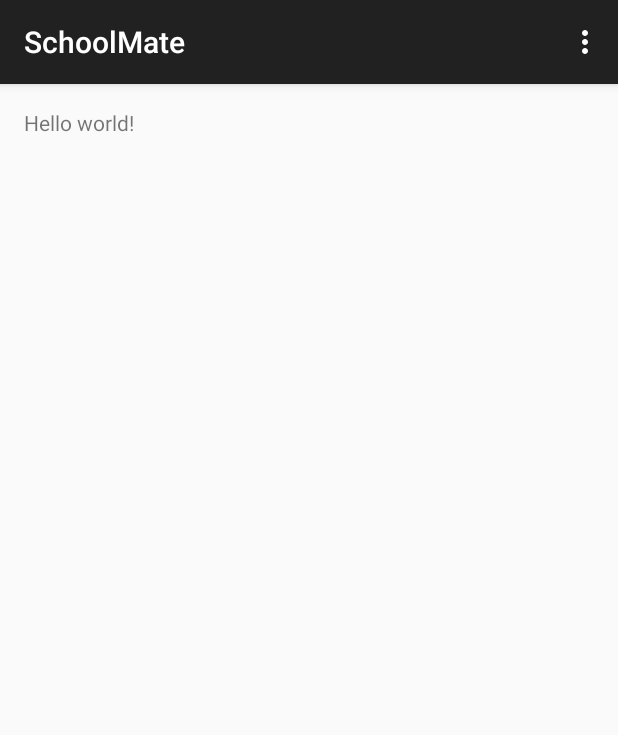
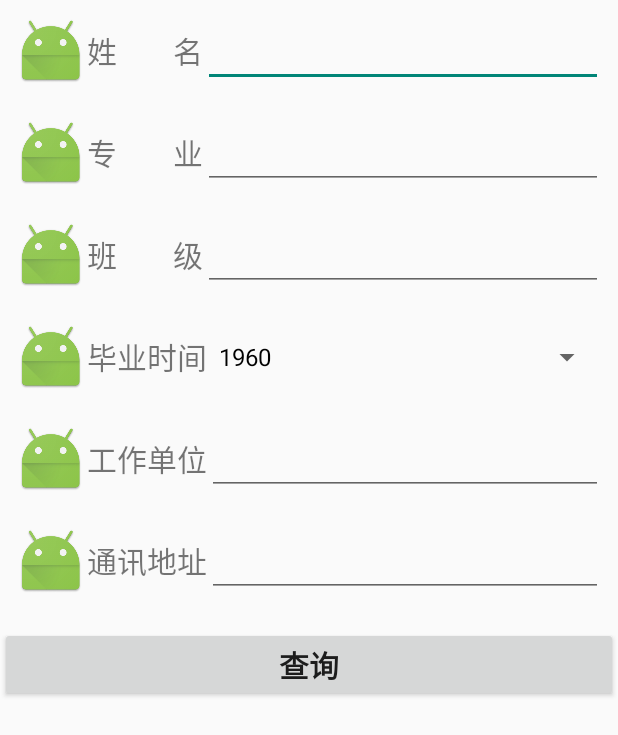
Before and after one commit to sherlockkk/SchoolMate-JXUST, an Android app: the screen it shows after launch (MainActivity), on a phone screen of 412 x 824 dp. Shown: the top 735 px of the screen. Run offline under Robolectric (Android 15) with nearby library versions, the phone set to English and light mode, and no system bars.

Commit message:
完成主界面的绘制

```diff
--- a/app/build.gradle
+++ b/app/build.gradle
@@ -22,4 +22,5 @@ android {
 dependencies {
     compile fileTree(dir: 'libs', include: ['*.jar'])
     compile 'com.android.support:appcompat-v7:23.1.0'
+    compile files('libs/WelikeAndroid_V1.1.jar')
 }
--- a/app/src/main/AndroidManifest.xml
+++ b/app/src/main/AndroidManifest.xml
@@ -8,7 +8,7 @@
         android:label="@string/app_name"
         android:theme="@style/AppTheme" >
         <activity
-            android:name=".MainActivity"
+            android:name=".activity.MainActivity"
             android:label="@string/app_name" >
             <intent-filter>
                 <action android:name="android.intent.action.MAIN" />
--- a/app/src/main/java/com/alpha/schoolmate/MainActivity.java
+++ /dev/null
@@ -1,37 +0,0 @@
-package com.alpha.schoolmate;
-
-import android.support.v7.app.AppCompatActivity;
-import android.os.Bundle;
-import android.view.Menu;
-import android.view.MenuItem;
-
-public class MainActivity extends AppCompatActivity {
-
-    @Override
-    protected void onCreate(Bundle savedInstanceState) {
-        super.onCreate(savedInstanceState);
-        setContentView(R.layout.activity_main);
-    }
-
-    @Override
-    public boolean onCreateOptionsMenu(Menu menu) {
-        // Inflate the menu; this adds items to the action bar if it is present.
-        getMenuInflater().inflate(R.menu.menu_main, menu);
-        return true;
-    }
-
-    @Override
-    public boolean onOptionsItemSelected(MenuItem item) {
-        // Handle action bar item clicks here. The action bar will
-        // automatically handle clicks on the Home/Up button, so long
-        // as you specify a parent activity in AndroidManifest.xml.
-        int id = item.getItemId();
-
-        //noinspection SimplifiableIfStatement
-        if (id == R.id.action_settings) {
-            return true;
-        }
-
-        return super.onOptionsItemSelected(item);
-    }
-}
--- a/app/src/main/res/layout/activity_main.xml
+++ b/app/src/main/res/layout/activity_main.xml
@@ -1,11 +1,133 @@
-<RelativeLayout xmlns:android="http://schemas.android.com/apk/res/android"
-    xmlns:tools="http://schemas.android.com/tools" android:layout_width="match_parent"
-    android:layout_height="match_parent" android:paddingLeft="@dimen/activity_horizontal_margin"
-    android:paddingRight="@dimen/activity_horizontal_margin"
-    android:paddingTop="@dimen/activity_vertical_margin"
-    android:paddingBottom="@dimen/activity_vertical_margin" tools:context=".MainActivity">
+<?xml version="1.0" encoding="utf-8"?>
+<LinearLayout xmlns:android="http://schemas.android.com/apk/res/android"
+    android:layout_width="match_parent"
+    android:layout_height="match_parent"
+    android:orientation="vertical" >
+    <LinearLayout
+        android:layout_width="match_parent"
+        android:layout_height="wrap_content"
+        android:layout_margin="10dp">
+        <ImageView
+            android:layout_width="wrap_content"
+            android:layout_height="wrap_content"
+            android:background="@mipmap/ic_launcher"/>
+        <TextView
+            android:layout_width="wrap_content"
+            android:layout_height="wrap_content"
+            android:layout_gravity="center_vertical"
+            android:text="姓        名"
+            android:textSize="20sp"/>
+        <EditText
+            android:layout_width="match_parent"
+            android:layout_height="match_parent"/>
+    </LinearLayout>
 
-    <TextView android:text="@string/hello_world" android:layout_width="wrap_content"
-        android:layout_height="wrap_content" />
+    <LinearLayout
+        android:layout_width="match_parent"
+        android:layout_height="wrap_content"
+        android:layout_margin="10dp">
+        <ImageView
+            android:layout_width="wrap_content"
+            android:layout_height="wrap_content"
+            android:background="@mipmap/ic_launcher"/>
+        <TextView
+            android:layout_width="wrap_content"
+            android:layout_height="wrap_content"
+            android:layout_gravity="center_vertical"
+            android:text="专        业"
+            android:textSize="20sp"/>
+        <EditText
+            android:layout_width="match_parent"
+            android:layout_height="match_parent"/>
+    </LinearLayout>
 
-</RelativeLayout>
+    <LinearLayout
+        android:layout_width="match_parent"
+        android:layout_height="wrap_content"
+        android:layout_margin="10dp" >
+
+        <ImageView
+            android:layout_width="wrap_content"
+            android:layout_height="wrap_content"
+            android:background="@mipmap/ic_launcher"/>
+        <TextView
+            android:layout_width="wrap_content"
+            android:layout_height="wrap_content"
+            android:layout_gravity="center_vertical"
+            android:text="班        级"
+            android:textSize="20sp"/>
+        <EditText
+            android:layout_width="match_parent"
+            android:layout_height="match_parent"/>
+    </LinearLayout>
+
+    <LinearLayout
+        android:layout_width="match_parent"
+        android:layout_height="wrap_content"
+        android:layout_margin="10dp" >
+
+        <ImageView
+            android:layout_width="wrap_content"
+            android:layout_height="wrap_content"
+            android:background="@mipmap/ic_launcher"/>
+        <TextView
+            android:layout_width="wrap_content"
+            android:layout_height="wrap_content"
+            android:layout_gravity="center_vertical"
+            android:text="毕业时间"
+            android:textSize="20sp"/>
+        <Spinner android:id="@+id/spinner"
+            android:layout_width="match_parent"
+            android:layout_height="wrap_content"/>
+    </LinearLayout>
+
+    <LinearLayout
+        android:layout_width="match_parent"
+        android:layout_height="wrap_content"
+        android:layout_margin="10dp" >
+
+        <ImageView
+            android:layout_width="wrap_content"
+            android:layout_height="wrap_content"
+            android:background="@mipmap/ic_launcher"/>
+        <TextView
+            android:layout_width="wrap_content"
+            android:layout_height="wrap_content"
+            android:layout_gravity="center_vertical"
+            android:text="工作单位"
+            android:textSize="20sp"/>
+        <EditText
+            android:layout_width="match_parent"
+            android:layout_height="match_parent"/>
+    </LinearLayout>
+
+    <LinearLayout
+        android:layout_width="match_parent"
+        android:layout_height="wrap_content"
+        android:layout_margin="10dp" >
+
+        <ImageView
+            android:layout_width="wrap_content"
+            android:layout_height="wrap_content"
+            android:background="@mipmap/ic_launcher"/>
+        <TextView
+            android:layout_width="wrap_content"
+            android:layout_height="wrap_content"
+            android:layout_gravity="center_vertical"
+            android:text="通讯地址"
+            android:textSize="20sp"/>
+        <EditText
+            android:layout_width="match_parent"
+            android:layout_height="match_parent"/>
+    </LinearLayout>
+
+    <Button
+        android:id="@+id/submit"
+        android:layout_width="match_parent"
+        android:layout_height="wrap_content"
+        android:layout_marginTop="10dp"
+        android:text="查询"
+        android:textSize="20sp"
+        android:textStyle="bold" />
+
+</LinearLayout>
--- a/app/src/main/res/values/strings.xml
+++ b/app/src/main/res/values/strings.xml
@@ -3,4 +3,75 @@
 
     <string name="hello_world">Hello world!</string>
     <string name="action_settings">Settings</string>
+
+    <string-array
+        name="selector_years">
+        <item >1960</item>
+        <item >1961</item>
+        <item >1962</item>
+        <item >1963</item>
+        <item >1964</item>
+        <item >1965</item>
+        <item >1966</item>
+        <item >1967</item>
+        <item >1968</item>
+        <item >1969</item>
+        <item >1970</item>
+        <item >1971</item>
+        <item >1972</item>
+        <item >1973</item>
+        <item >1974</item>
+        <item >1975</item>
+        <item >1976</item>
+        <item >1977</item>
+        <item >1978</item>
+        <item >1979</item>
+        <item >1980</item>
+        <item >1981</item>
+        <item >1982</item>
+        <item >1983</item>
+        <item >1984</item>
+        <item >1985</item>
+        <item >1986</item>
+        <item >1987</item>
+        <item >1988</item>
+        <item >1989</item>
+        <item >1990</item>
+        <item >1991</item>
+        <item >1992</item>
+        <item >1993</item>
+        <item >1994</item>
+        <item >1995</item>
+        <item >1996</item>
+        <item >1997</item>
+        <item >1998</item>
+        <item >1999</item>
+        <item >2000</item>
+        <item >2001</item>
+        <item >2002</item>
+        <item >2003</item>
+        <item >2004</item>
+        <item >2005</item>
+        <item >2006</item>
+        <item >2007</item>
+        <item >2008</item>
+        <item >2009</item>
+        <item >2010</item>
+        <item >2011</item>
+        <item >2012</item>
+        <item >2013</item>
+        <item >2014</item>
+        <item >2015</item>
+        <item >2016</item>
+        <item >2017</item>
+        <item >2018</item>
+        <item >2019</item>
+        <item >2020</item>
+        <item >2021</item>
+        <item >2022</item>
+        <item >2023</item>
+        <item >2024</item>
+        <item >2025</item>
+    </string-array>
+
 </resources>
```
Also changed, not shown: app/libs/WelikeAndroid_V1.1.jar (added), 1 other file.
